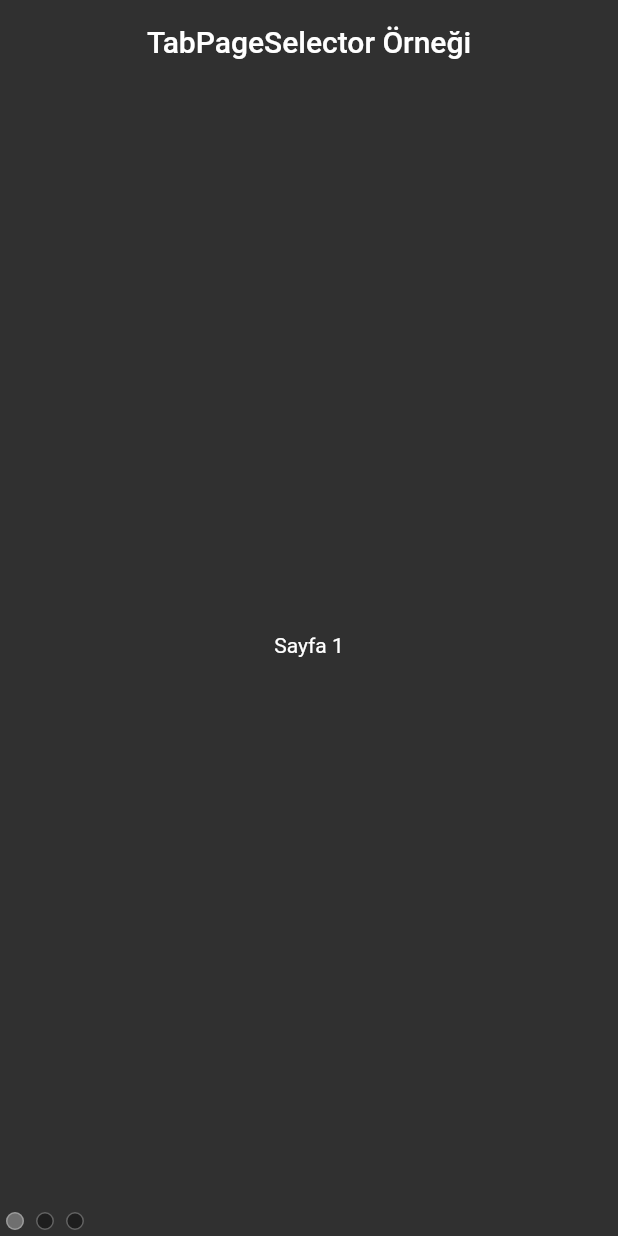
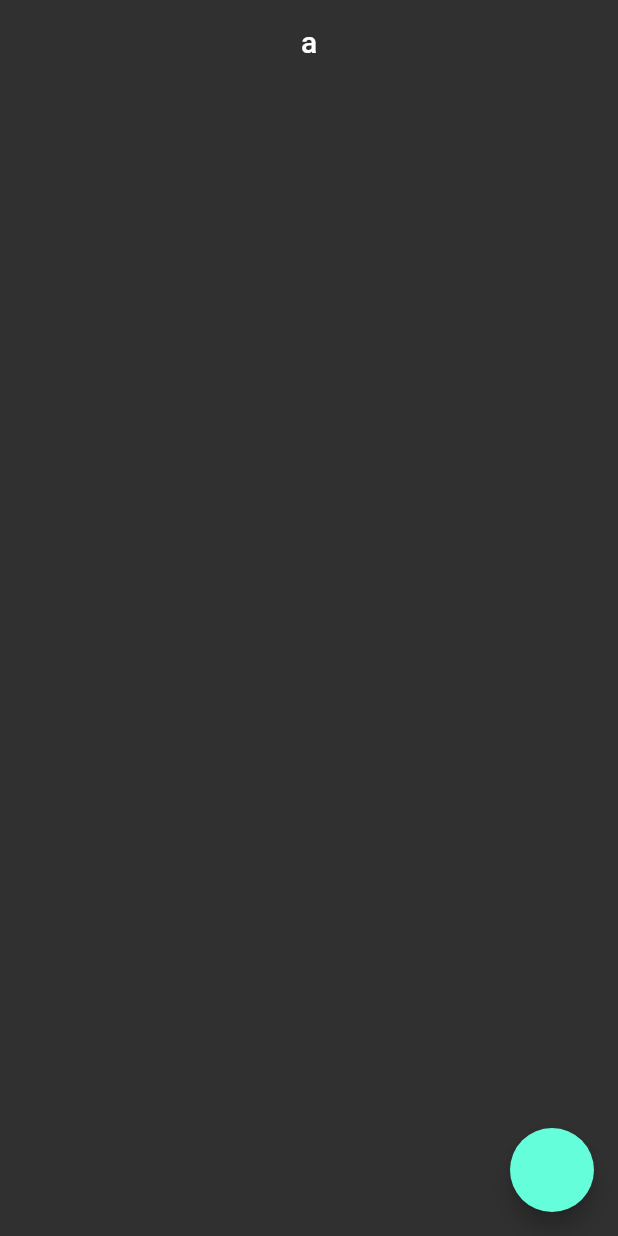
Before and after one commit to omerlevennt/flutter_full_learn, a Flutter app: the screen it shows after launch, on a phone screen of 412 x 824 dp. Run offline on Flutter 3.47's test engine with Material 2 defaults, Android fonts, the phone set to English and light mode, and no system bars.

Commit message:
model learn added

```diff
--- /dev/null
+++ b/lib/202/lesson1/model_learn.dart
@@ -0,0 +1,126 @@
+class PostModel1 {
+  int? userId;
+  int? id;
+  String? title;
+  String? body;
+
+  // Now , initialze
+}
+
+class PostModel2 {
+  int userId;
+  int id;
+  String title;
+  String body;
+
+  PostModel2(this.userId, this.id, this.title, this.body);
+
+  // Now , initialze
+}
+
+class PostModel3 {
+  final int userId;
+  final int id;
+  final String title;
+  final String body;
+
+  PostModel3(this.userId, this.id, this.title, this.body);
+
+  // Now , initialze
+}
+
+class PostModel4 {
+  final int userId;
+  final int id;
+  final String title;
+  final String body;
+
+  PostModel4(
+      {required this.userId,
+      required this.id,
+      required this.title,
+      required this.body});
+
+  // Now , initialze
+}
+
+class PostModel5 {
+  final int _userId;
+  final int _id;
+  final String _title;
+  final String _body;
+  int get userId => _userId;
+  PostModel5(
+      {required int userId,
+      required int id,
+      required String title,
+      required String body})
+      : _userId = userId,
+        _id = id,
+        _title = title,
+        _body = body;
+
+  // Now , initialze
+}
+
+class PostModel6 {
+  late final int _userId;
+  late final int _id;
+  late final String _title;
+  late final String _body;
+
+  PostModel6(
+      {required int userId,
+      required int id,
+      required String title,
+      required String body}) {
+    int _userId = userId;
+    int _id = id;
+    String _title = title;
+    String _body = body;
+  }
+  // Now , initialze
+}
+
+class PostModel7 {
+  late final int _userId;
+  late final int _id;
+  late final String _title;
+  late final String _body;
+
+  PostModel7(
+      {int userId = 0, int id = 0, String title = '', String body = ''}) {
+    int _userId = userId;
+    int _id = id;
+    String _title = title;
+    String _body = body;
+  }
+  // Now , initialze
+}
+
+//Servisten bir data geliyorsa eger null atilir ve opsional parametre yapilir
+class PostModel8 {
+  final int? userId;
+  final int? id;
+  final String? title;
+  String? body;
+
+  PostModel8({this.userId, this.id, this.title, this.body});
+
+  void updateBody(String? data) {
+    //her zaman bu datayi kontrol etmeliyiz
+    if (data != null && data.isNotEmpty) {
+      body = data;
+    }
+  }
+
+  PostModel8 copyWith({int? userId, int? id, String? title, String? body}) {
+    return PostModel8(
+        userId: userId ?? this.userId,
+        id: id ?? this.id,
+        title: title ?? this.title,
+        body: body ?? this.body);
+  }
+
+  // Now , initialze
+}
--- /dev/null
+++ b/lib/202/lesson1/model_view_learn.dart
@@ -0,0 +1,64 @@
+import 'package:flutter/material.dart';
+import 'package:flutter_full_learn/202/lesson1/model_learn.dart';
+
+class ModelViewLearn extends StatefulWidget {
+  const ModelViewLearn({super.key});
+
+  @override
+  State<ModelViewLearn> createState() => _ModelViewLearnState();
+}
+
+class _ModelViewLearnState extends State<ModelViewLearn> {
+  var user9 = PostModel8(body: 'a');
+  @override
+  void initState() {
+    super.initState();
+
+    final user1 = PostModel1()
+      ..title = 'omer'
+      ..id = 1;
+    user1.id = 0;
+    user1.body = 'hello';
+
+    final user2 = PostModel2(1, 2, 'title', 'body');
+    user2.body = '';
+
+    final user3 = PostModel3(1, 2, 'title', 'body');
+    //user3.body = '';//final oldugu icin degisikligi yapamazsin
+
+    //localde best
+    final user4 = PostModel4(userId: 1, id: 2, title: 'title', body: 'body');
+    //user4.body = '';//final oldugu icin degisikligi yapamazsin
+
+    final user5 = PostModel5(userId: 1, id: 2, title: 'title', body: 'body');
+    //user5.//user5 ile ilgili hicbir ozellik goremez,
+    //Encapsulation yaparak gorebilir
+    print(user5.userId);
+
+    final user6 = PostModel6(userId: 1, id: 2, title: 'title', body: 'body');
+    //user6.//user5 ile ilgili hicbir ozellik goremez,
+
+    final user7 = PostModel7();
+
+    //service best
+    final user8 = PostModel8(body: 'a');
+  }
+
+  @override
+  Widget build(BuildContext context) {
+    return Scaffold(
+      floatingActionButton: FloatingActionButton(
+        onPressed: () {
+          setState(() {
+            // user9 = PostModel8(title: 'On Pressed');
+            user9 = user9.copyWith(title: 'omer');
+            user9.updateBody('Veli');
+          });
+        },
+      ),
+      appBar: AppBar(
+        title: Text(user9.body ?? 'Not has any data'),
+      ),
+    );
+  }
+}
--- a/lib/main.dart
+++ b/lib/main.dart
@@ -1,7 +1,7 @@
 import 'package:flutter/material.dart';
 import 'package:flutter/services.dart';
 import 'package:flutter_full_learn/101/lesson2/color_learn.dart';
-import 'package:flutter_full_learn/101/lesson7/tab_indicator.dart';
+import 'package:flutter_full_learn/202/lesson1/model_view_learn.dart';
 import 'package:flutter_full_learn/product/language/language_items.dart';
 
 void main() {
@@ -17,6 +17,12 @@ class MyApp extends StatelessWidget {
       debugShowCheckedModeBanner: false,
       title: LanguageItems.appTitle,
       theme: ThemeData.dark().copyWith(
+          bottomAppBarTheme:
+              const BottomAppBarTheme(shape: CircularNotchedRectangle()),
+          tabBarTheme: const TabBarTheme(
+              labelColor: Colors.white,
+              unselectedLabelColor: Colors.green,
+              indicatorSize: TabBarIndicatorSize.label),
           textSelectionTheme: const TextSelectionThemeData(),
           inputDecorationTheme: const InputDecorationTheme(
               filled: true,
@@ -43,7 +49,7 @@ class MyApp extends StatelessWidget {
             elevation: 0,
             systemOverlayStyle: SystemUiOverlayStyle.light,
           )),
-      home: const TabIndicatorLearn(),
+      home: const ModelViewLearn(),
     );
   }
 }
```
Also changed, not shown: lib/202/lesson1/tab_learn.dart (added, +79 -0 lines).
